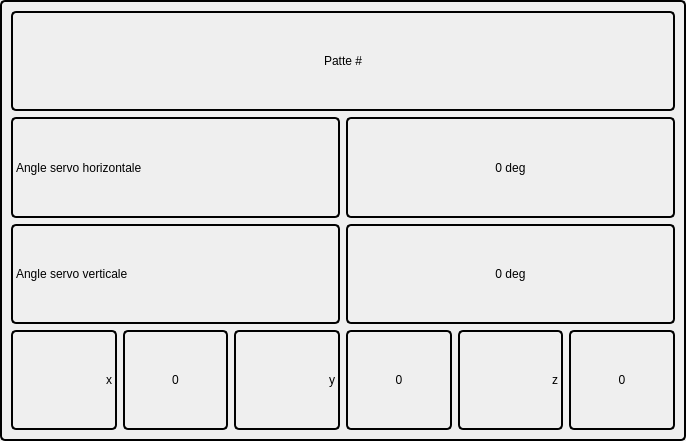
Qt form scorpius_gui/ui/DebugWidget.ui (AraaRobot/ScorpiUS) before a commit.
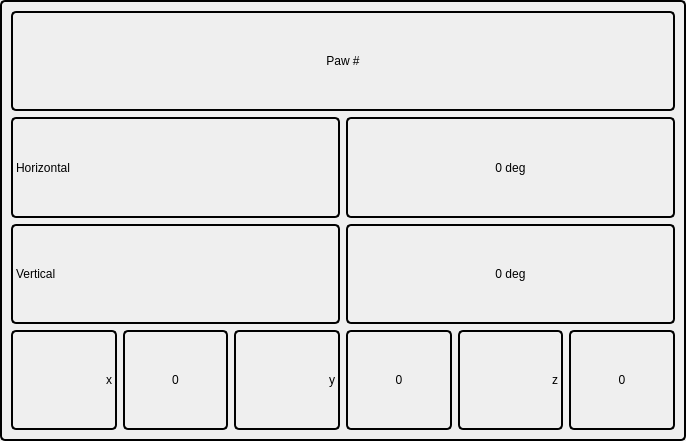
The same form after that commit.

Commit message: Dashboard widget stay same size and 1 image full

The edit to the form file:
```diff
--- a/scorpius_gui/ui/DebugWidget.ui
+++ b/scorpius_gui/ui/DebugWidget.ui
@@ -27,7 +27,7 @@
    <item>
     <widget class="QLabel" name="PatteNumber">
      <property name="text">
-      <string>Patte #</string>
+      <string>Paw #</string>
      </property>
      <property name="alignment">
       <set>Qt::AlignCenter</set>
@@ -42,7 +42,7 @@
      <item>
       <widget class="QLabel" name="label_horizontal">
        <property name="text">
-        <string>Angle servo horizontale</string>
+        <string>Horizontal</string>
        </property>
       </widget>
      </item>
@@ -63,7 +63,7 @@
      <item>
       <widget class="QLabel" name="label_vertical">
        <property name="text">
-        <string>Angle servo verticale</string>
+        <string>Vertical</string>
        </property>
       </widget>
      </item>
```
The commit also changes 4 other files.
